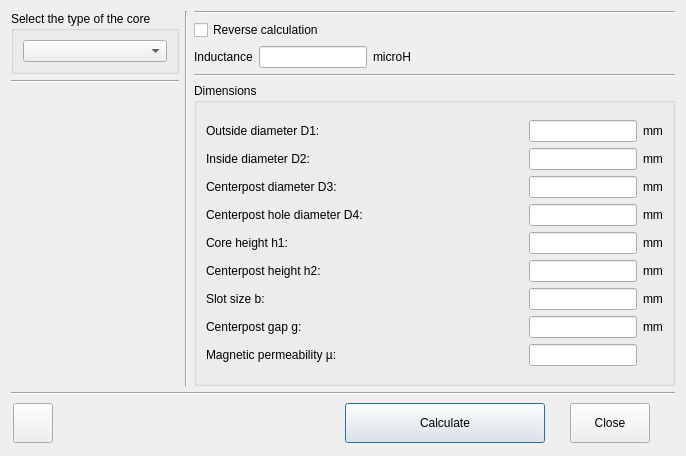
This is potcore.ui in radioacoustick/Coil64 as Qt 5 draws it before an edit. The edited form follows.
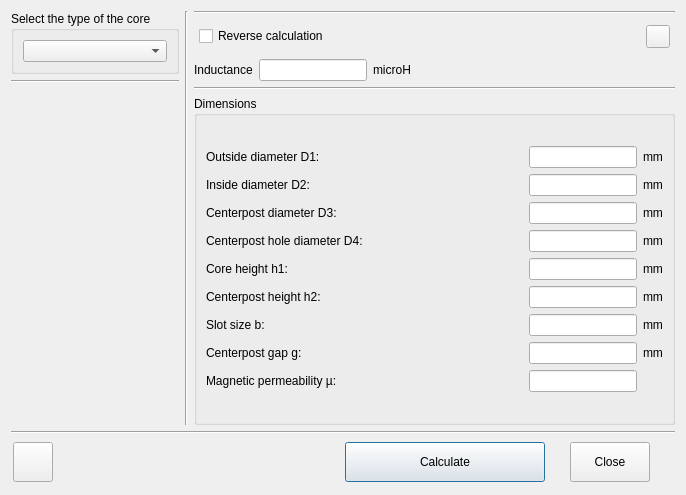
This is the edited form. Icons and pictures are not drawn.

Patch:
```diff
--- a/potcore.ui
+++ b/potcore.ui
@@ -10,7 +10,7 @@
     <x>0</x>
     <y>0</y>
     <width>686</width>
-    <height>456</height>
+    <height>495</height>
    </rect>
   </property>
   <property name="windowTitle">
@@ -98,11 +98,44 @@
         </widget>
        </item>
        <item>
-        <widget class="QCheckBox" name="checkBox_isReverce">
-         <property name="text">
-          <string>Reverse calculation</string>
+        <layout class="QGridLayout" name="gridLayout_3">
+         <property name="leftMargin">
+          <number>5</number>
          </property>
-        </widget>
+         <property name="topMargin">
+          <number>5</number>
+         </property>
+         <property name="rightMargin">
+          <number>5</number>
+         </property>
+         <property name="bottomMargin">
+          <number>5</number>
+         </property>
+         <item row="0" column="0">
+          <widget class="QCheckBox" name="checkBox_isReverce">
+           <property name="text">
+            <string>Reverse calculation</string>
+           </property>
+          </widget>
+         </item>
+         <item row="0" column="1">
+          <widget class="QToolButton" name="toolButton_saturation">
+           <property name="toolTip">
+            <string>Saturation current</string>
+           </property>
+           <property name="text">
+            <string notr="true"/>
+           </property>
+           <property name="icon">
+            <iconset resource="res.qrc">
+             <normaloff>:/menu_ico/res/icons8-magnetic-32.png</normaloff>:/menu_ico/res/icons8-magnetic-32.png</iconset>
+           </property>
+           <property name="checkable">
+            <bool>true</bool>
+           </property>
+          </widget>
+         </item>
+        </layout>
        </item>
        <item>
         <layout class="QGridLayout" name="gridLayout">
```
Left out of the diff: 1 changed line with no effect on the pictures.
